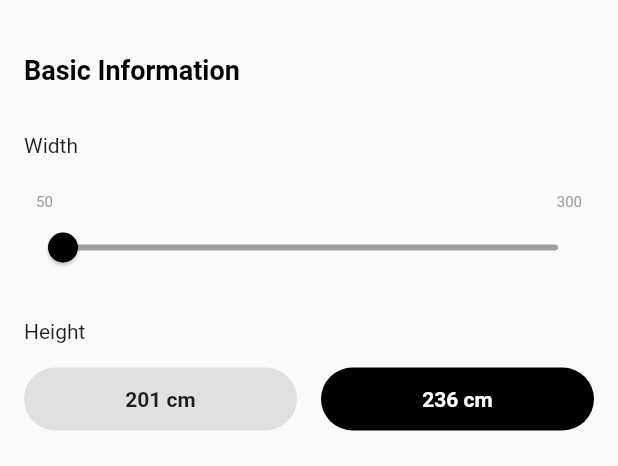
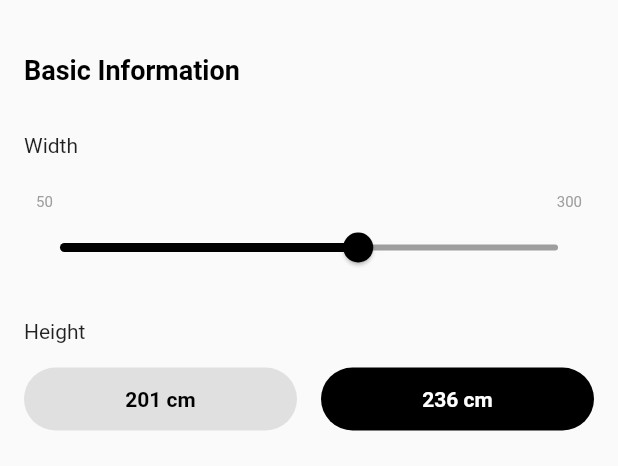
Before and after one commit to QD1221/pax_wardrobe_app, a Flutter app: the screen it shows after launch, on a phone screen of 412 x 824 dp, the part 120-586 px from its top. Run offline on Flutter 3.47's test engine with Material 2 defaults, Android fonts, the phone set to English and light mode, and no system bars; our stand-ins replace cached_network_image, flutter_riverpod, freezed_annotation; generated files the repository leaves out were written again; network calls fail.

Commit message:
4th commit

```diff
--- /dev/null
+++ b/lib/src/model/basic.dart
@@ -0,0 +1,13 @@
+import 'package:freezed_annotation/freezed_annotation.dart';
+
+part 'basic.freezed.dart';
+
+@freezed
+class Basic with _$Basic {
+  factory Basic({
+    double? width,
+    int? height,
+    int? depth,
+    int? frameColor,
+}) = _Basic;
+}
--- /dev/null
+++ b/lib/src/provider/basic_provider.dart
@@ -0,0 +1,33 @@
+import 'package:flutter_riverpod/flutter_riverpod.dart';
+import 'package:pax_wardrobe_app/src/model/basic.dart';
+
+final basicProvider = StateNotifierProvider<BasicController, Basic>(
+  (ref) => BasicController(
+    Basic(
+      width: 200,
+      height: 1,
+      depth: 0,
+      frameColor: 0,
+    ),
+  ),
+);
+
+class BasicController extends StateNotifier<Basic> {
+  BasicController(Basic state) : super(state);
+
+  updateWidth(double d) {
+    state = state.copyWith(width: d);
+  }
+
+  updateHeight(int index) {
+    state = state.copyWith(height: index);
+  }
+
+  updateDepth(int index) {
+    state = state.copyWith(depth: index);
+  }
+
+  updateFrame(int index){
+    state = state.copyWith(frameColor: index);
+  }
+}
--- a/lib/src/ui/basic_page.dart
+++ b/lib/src/ui/basic_page.dart
@@ -1,5 +1,7 @@
 import 'package:cached_network_image/cached_network_image.dart';
 import 'package:flutter/material.dart';
+import 'package:flutter_riverpod/flutter_riverpod.dart';
+import 'package:pax_wardrobe_app/src/provider/basic_provider.dart';
 
 class BasicPage extends StatefulWidget {
   const BasicPage({Key? key}) : super(key: key);
@@ -9,8 +11,6 @@ class BasicPage extends StatefulWidget {
 }
 
 class _BasicPageState extends State<BasicPage> {
-  double _widthValue = 50.0;
-
   @override
   Widget build(BuildContext context) {
     return Padding(
@@ -51,63 +51,91 @@ class _BasicPageState extends State<BasicPage> {
               ],
             ),
           ),
-          Slider(
+          Consumer(builder: (context, ref, _) {
+            final basic = ref.watch(basicProvider);
+            return Slider(
               max: 300,
               min: 50,
-            value: _widthValue,
+              value: basic.width ?? 50,
               thumbColor: Colors.black,
               activeColor: Colors.black,
               inactiveColor: Colors.grey,
               divisions: 250,
               onChanged: (double value) {
-              setState(() {
-                _widthValue = value;
-              });
+                final _basic = ref.watch(basicProvider.notifier);
+                _basic.updateWidth(value);
               },
-            label: '${_widthValue.toStringAsFixed(0)} cm',
-          ),
+              label: '${basic.width?.toStringAsFixed(0)} cm',
+            );
+          }),
           const SizedBox(height: 24),
           const Text('Height'),
           const SizedBox(height: 16),
           SizedBox(
             height: 42,
             width: double.infinity,
-            child: Row(
+            child: Consumer(builder: (context, ref, _) {
+              final basic = ref.watch(basicProvider);
+              return Row(
                 children: [
                   Expanded(
+                    child: GestureDetector(
+                      onTap: () {
+                        final _basic = ref.watch(basicProvider.notifier);
+                        _basic.updateHeight(0);
+                      },
                       child: Container(
                         decoration: BoxDecoration(
-                      color: Colors.grey[300],
+                          color: basic.height == 0
+                              ? Colors.black
+                              : Colors.grey[300],
                           borderRadius: BorderRadius.circular(24),
                         ),
-                    child: const Center(
+                        child: Center(
                           child: Text(
                             '201 cm',
-                        style: TextStyle(fontWeight: FontWeight.bold),
+                            style: TextStyle(
+                              fontWeight: FontWeight.bold,
+                              color: basic.height == 0
+                                  ? Colors.white
+                                  : Colors.black,
+                            ),
+                          ),
                         ),
                       ),
                     ),
                   ),
                   const SizedBox(width: 16),
                   Expanded(
+                    child: GestureDetector(
+                      onTap: () {
+                        final _basic = ref.watch(basicProvider.notifier);
+                        _basic.updateHeight(1);
+                      },
                       child: Container(
                         decoration: BoxDecoration(
-                      color: Colors.black,
+                          color: basic.height == 1
+                              ? Colors.black
+                              : Colors.grey[300],
                           borderRadius: BorderRadius.circular(24),
                         ),
-                    child: const Center(
+                        child: Center(
                           child: Text(
                             '236 cm',
                             style: TextStyle(
                               fontWeight: FontWeight.bold,
-                          color: Colors.white,
+                              color: basic.height == 1
+                                  ? Colors.white
+                                  : Colors.black,
+                            ),
                           ),
                         ),
                       ),
                     ),
                   ),
                 ],
-            ),
+              );
+            }),
           ),
           const SizedBox(height: 24),
           const Text('Depth'),
@@ -115,20 +143,33 @@ class _BasicPageState extends State<BasicPage> {
           SizedBox(
             height: 42,
             width: double.infinity,
-            child: Row(
+            child: Consumer(builder: (context, ref, _) {
+              final basic = ref.watch(basicProvider);
+
+              return Row(
                 children: [
                   Expanded(
+                    child: GestureDetector(
+                      onTap: () {
+                        final _basic = ref.watch(basicProvider.notifier);
+                        _basic.updateDepth(0);
+                      },
                       child: Container(
                         decoration: BoxDecoration(
-                      color: Colors.black,
+                          color: basic.depth == 0
+                              ? Colors.black
+                              : Colors.grey[300],
                           borderRadius: BorderRadius.circular(24),
                         ),
-                    child: const Center(
+                        child: Center(
                           child: Text(
                             '35 cm',
                             style: TextStyle(
                               fontWeight: FontWeight.bold,
-                          color: Colors.white,
+                              color: basic.depth == 0
+                                  ? Colors.white
+                                  : Colors.black,
+                            ),
                           ),
                         ),
                       ),
@@ -136,54 +177,89 @@ class _BasicPageState extends State<BasicPage> {
                   ),
                   const SizedBox(width: 16),
                   Expanded(
+                    child: GestureDetector(
+                      onTap: () {
+                        final _basic = ref.watch(basicProvider.notifier);
+                        _basic.updateDepth(1);
+                      },
                       child: Container(
                         decoration: BoxDecoration(
-                      color: Colors.grey[300],
+                          color: basic.depth == 1
+                              ? Colors.black
+                              : Colors.grey[300],
                           borderRadius: BorderRadius.circular(24),
                         ),
-                    child: const Center(
+                        child: Center(
                           child: Text(
                             '58 cm',
                             style: TextStyle(
                               fontWeight: FontWeight.bold,
-                          color: Colors.black,
+                              color: basic.depth == 1
+                                  ? Colors.white
+                                  : Colors.black,
+                            ),
                           ),
                         ),
                       ),
                     ),
                   ),
                 ],
-            ),
+              );
+            }),
           ),
           const SizedBox(height: 24),
           const Text('Frame color'),
           const SizedBox(height: 16),
-          Row(
+          Consumer(builder: (context, ref, _) {
+            final basic = ref.watch(basicProvider);
+
+            return Row(
               mainAxisAlignment: MainAxisAlignment.spaceBetween,
               children: [
-              Container(
+                GestureDetector(
+                  onTap: () {
+                    final _basic = ref.watch(basicProvider.notifier);
+                    _basic.updateFrame(0);
+                  },
+                  child: Container(
                     height: 64,
                     width: 64,
                     decoration: BoxDecoration(
                       color: Colors.grey[400],
                       border: Border.all(
-                    color: Colors.black,
+                        color: basic.frameColor == 0
+                            ? Colors.black
+                            : Colors.transparent,
                         width: 2,
                       ),
                       shape: BoxShape.circle,
                     ),
-                child: const Center(
+                    child: basic.frameColor == 0
+                        ? const Center(
                             child: Icon(
                               Icons.check,
                               size: 20,
                             ),
+                          )
+                        : null,
                   ),
                 ),
-              Container(
+                GestureDetector(
+                  onTap: () {
+                    final _basic = ref.watch(basicProvider.notifier);
+                    _basic.updateFrame(1);
+                  },
+                  child: Container(
                     height: 64,
                     width: 64,
                     decoration: BoxDecoration(
                       color: Colors.grey[400],
+                      border: Border.all(
+                        color: basic.frameColor == 1
+                            ? Colors.black
+                            : Colors.transparent,
+                        width: 2,
+                      ),
                       shape: BoxShape.circle,
                       image: const DecorationImage(
                         image: CachedNetworkImageProvider(
@@ -191,12 +267,32 @@ class _BasicPageState extends State<BasicPage> {
                         fit: BoxFit.cover,
                       ),
                     ),
+                    child: basic.frameColor == 1
+                        ? const Center(
+                            child: Icon(
+                              Icons.check,
+                              size: 20,
                             ),
-              Container(
+                          )
+                        : null,
+                  ),
+                ),
+                GestureDetector(
+                  onTap: () {
+                    final _basic = ref.watch(basicProvider.notifier);
+                    _basic.updateFrame(2);
+                  },
+                  child: Container(
                     height: 64,
                     width: 64,
                     decoration: BoxDecoration(
                       color: Colors.grey[400],
+                      border: Border.all(
+                        color: basic.frameColor == 2
+                            ? Colors.black
+                            : Colors.transparent,
+                        width: 2,
+                      ),
                       shape: BoxShape.circle,
                       image: const DecorationImage(
                         image: CachedNetworkImageProvider(
@@ -204,12 +300,32 @@ class _BasicPageState extends State<BasicPage> {
                         fit: BoxFit.cover,
                       ),
                     ),
+                    child: basic.frameColor == 2
+                        ? const Center(
+                            child: Icon(
+                              Icons.check,
+                              size: 20,
                             ),
-              Container(
+                          )
+                        : null,
+                  ),
+                ),
+                GestureDetector(
+                  onTap: () {
+                    final _basic = ref.watch(basicProvider.notifier);
+                    _basic.updateFrame(3);
+                  },
+                  child: Container(
                     height: 64,
                     width: 64,
                     decoration: BoxDecoration(
                       color: Colors.grey[400],
+                      border: Border.all(
+                        color: basic.frameColor == 3
+                            ? Colors.black
+                            : Colors.transparent,
+                        width: 2,
+                      ),
                       shape: BoxShape.circle,
                       image: const DecorationImage(
                         image: CachedNetworkImageProvider(
@@ -217,9 +333,19 @@ class _BasicPageState extends State<BasicPage> {
                         fit: BoxFit.cover,
                       ),
                     ),
+                    child: basic.frameColor == 3
+                        ? const Center(
+                            child: Icon(
+                              Icons.check,
+                              size: 20,
+                            ),
+                          )
+                        : null,
+                  ),
                 ),
               ],
-          )
+            );
+          })
         ],
       ),
     );
--- a/pubspec.yaml
+++ b/pubspec.yaml
@@ -35,6 +35,8 @@ dependencies:
   # Use with the CupertinoIcons class for iOS style icons.
   cupertino_icons: ^1.0.4
   flutter_riverpod: ^1.0.3
+  freezed_annotation: any
+  json_annotation: ^4.4.0
   cached_network_image: ^3.2.0
 
 dev_dependencies:
@@ -47,6 +49,9 @@ dev_dependencies:
   # package. See that file for information about deactivating specific lint
   # rules and activating additional ones.
   flutter_lints: ^1.0.4
+  build_runner: any
+  freezed: any
+  json_serializable: any
 
 # For information on the generic Dart part of this file, see the
 # following page: https://dart.dev/tools/pub/pubspec
```
Also changed, not shown: pubspec.lock. Lines whose indentation alone changed are shown as unchanged.
